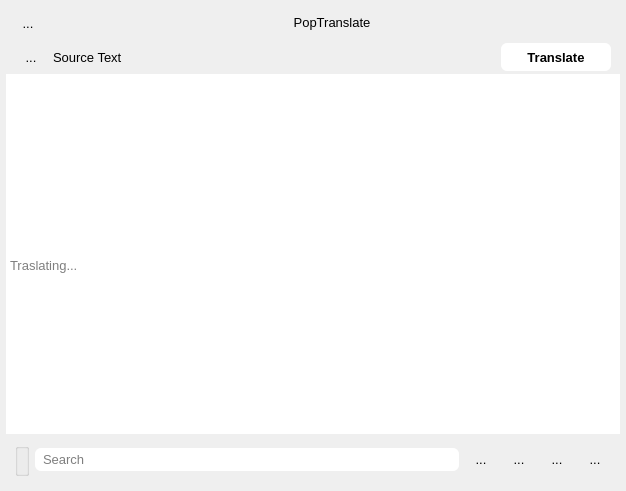
Above: src/popupdialog.ui from glaumar/PopTranslate before the change. Below: the same form after it.
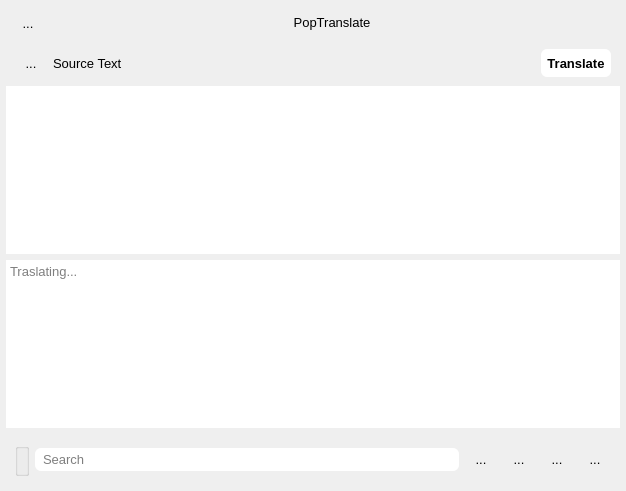
That is the form after the change. Icons and pictures are not drawn.

What changed in the file:
```diff
--- a/src/popupdialog.ui
+++ b/src/popupdialog.ui
@@ -35,7 +35,7 @@
   </property>
   <layout class="QVBoxLayout" name="verticalLayout">
    <property name="spacing">
-    <number>0</number>
+    <number>6</number>
    </property>
    <property name="sizeConstraint">
     <enum>QLayout::SetDefaultConstraint</enum>
@@ -137,7 +137,7 @@
    </item>
    <item>
     <widget class="QWidget" name="src_tools_widget" native="true">
-     <layout class="QHBoxLayout" name="horizontalLayout_5" stretch="0,4,1">
+     <layout class="QHBoxLayout" name="horizontalLayout_5" stretch="0,0,0">
       <property name="topMargin">
        <number>3</number>
       </property>
@@ -167,6 +167,12 @@
       </item>
       <item>
        <widget class="QLabel" name="src_title_label">
+        <property name="sizePolicy">
+         <sizepolicy hsizetype="MinimumExpanding" vsizetype="Preferred">
+          <horstretch>0</horstretch>
+          <verstretch>0</verstretch>
+         </sizepolicy>
+        </property>
         <property name="text">
          <string>Source Text</string>
         </property>
@@ -175,7 +181,7 @@
       <item>
        <widget class="QPushButton" name="translate_pushbutton">
         <property name="sizePolicy">
-         <sizepolicy hsizetype="Minimum" vsizetype="Preferred">
+         <sizepolicy hsizetype="Preferred" vsizetype="Preferred">
           <horstretch>0</horstretch>
           <verstretch>0</verstretch>
          </sizepolicy>
```
Left out of the diff: 22 changed lines with no effect on the pictures.
